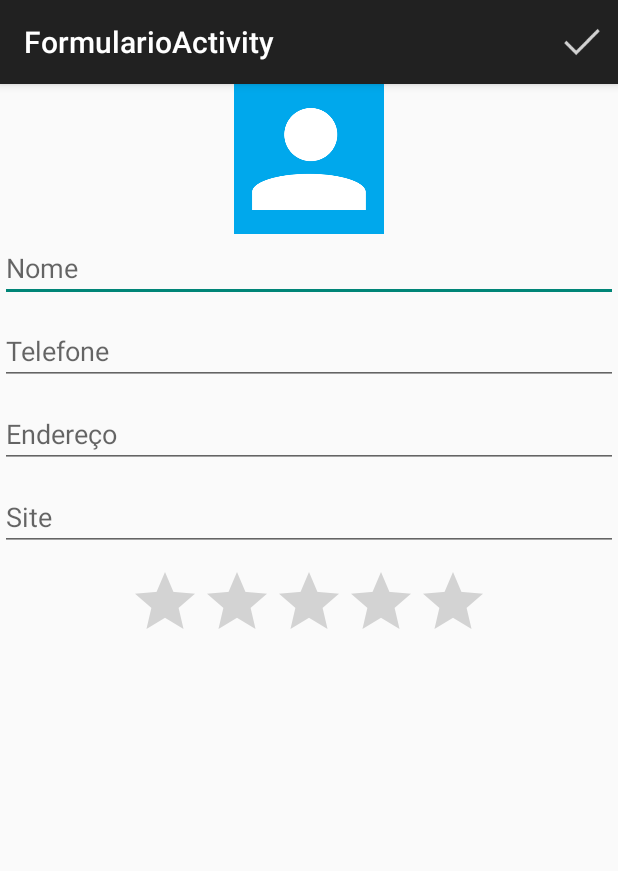
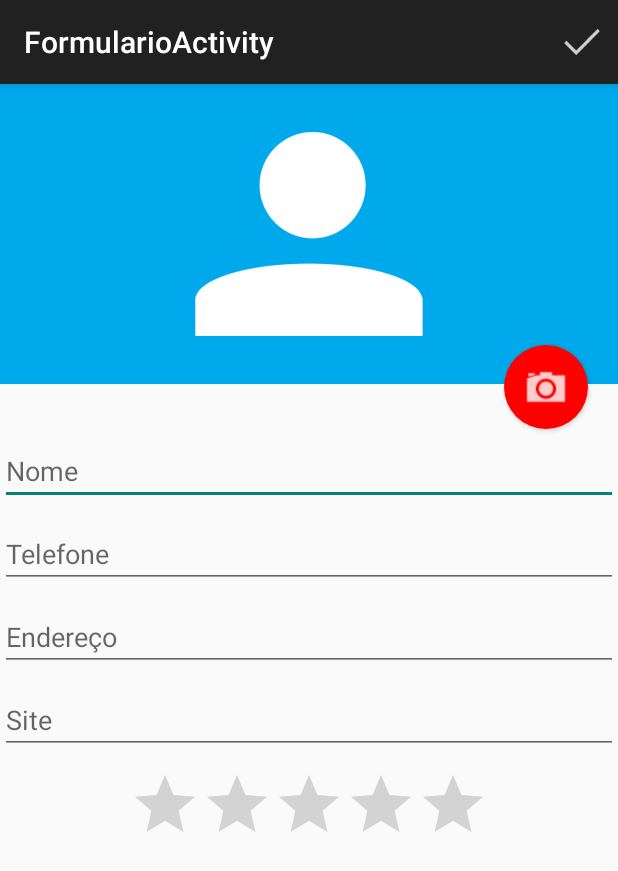
Before and after one commit to cristianospsp/fj57, an Android app: the FormularioActivity screen opened directly, with no data from a screen before it, on a phone screen of 412 x 824 dp. Shown: the top 871 px of the screen. Run offline under Robolectric (Android 15) with nearby library versions, the phone set to English and light mode, and no system bars.

Commit message:
implementado a parte de tirar foto com a camera do android, salvar a foto em um pasta dentro do projeto e o caminho da foto no banco de dados

```diff
--- a/Alunos/app/src/main/AndroidManifest.xml
+++ b/Alunos/app/src/main/AndroidManifest.xml
@@ -3,6 +3,7 @@
     package="br.com.caelum.alunos" >
 
     <uses-permission android:name="android.permission.CALL_PHONE" />
+    <uses-permission android:name="android.permission.WRITE_EXTERNAL_STORAGE" />
 
     <application
         android:allowBackup="true"
--- a/Alunos/app/src/main/java/br/com/caelum/alunos/FormularioActivityHelper.java
+++ b/Alunos/app/src/main/java/br/com/caelum/alunos/FormularioActivityHelper.java
@@ -1,6 +1,10 @@
 package br.com.caelum.alunos;
 
+import android.graphics.Bitmap;
+import android.graphics.BitmapFactory;
+import android.widget.Button;
 import android.widget.EditText;
+import android.widget.ImageView;
 import android.widget.RatingBar;
 
 import br.com.caelum.alunos.br.com.caelum.alunos.model.Aluno;
@@ -17,12 +21,19 @@ public class FormularioActivityHelper {
     private RatingBar nota;
     private Aluno aluno;
 
+    private ImageView foto;
+    private Button fotoButtonn;
+
+
     public FormularioActivityHelper(FormularioActivity activity) {
         this.nome = (EditText)activity.findViewById(R.id.formulario_nome);
         this.telefone = (EditText)activity.findViewById(R.id.formulario_telefone);
         this.endereco = (EditText)activity.findViewById(R.id.formulario_endereco);
         this.site = (EditText)activity.findViewById(R.id.formulario_site);
         this.nota = (RatingBar)activity.findViewById(R.id.formulario_nota);
+
+        this.foto = (ImageView) activity.findViewById(R.id.formulario_foto);
+        this.fotoButtonn = (Button) activity.findViewById(R.id.formulario_foto_button);
 
         this.aluno = new Aluno();
     }
@@ -34,7 +45,7 @@ public class FormularioActivityHelper {
         this.aluno.setEndereco(this.endereco.getText().toString());
         this.aluno.setSite(this.site.getText().toString());
         this.aluno.setNota(Double.valueOf(this.nota.getRating()));
-
+        this.aluno.setCaminhoFoto((String)foto.getTag());
         return this.aluno;
     }
 
@@ -53,9 +64,22 @@ public class FormularioActivityHelper {
         this.site.setText(alunoSelecionado.getSite());
         this.nota.setRating(alunoSelecionado.getNota().floatValue());
 
+        if (alunoSelecionado.getCaminhoFoto() != null) {
+            carregaImagem(alunoSelecionado.getCaminhoFoto());
+        }
+
         this.aluno = alunoSelecionado;
     }
 
+    public Button getFotoButtonn() {
+        return fotoButtonn;
+    }
 
-
+    public void carregaImagem(String localArquivoFoto) {
+        Bitmap imagemFoto = BitmapFactory.decodeFile(localArquivoFoto);
+        Bitmap imagemFotoReduzida = Bitmap.createScaledBitmap(imagemFoto, imagemFoto.getWidth(), 300, true);
+        foto.setImageBitmap(imagemFotoReduzida);
+        foto.setTag(localArquivoFoto);
+        foto.setScaleType(ImageView.ScaleType.FIT_XY);
+    }
 }
--- /dev/null
+++ b/Alunos/app/src/main/res/drawable/formulario_foto_button.xml
@@ -0,0 +1,17 @@
+<?xml version="1.0" encoding="utf-8"?>
+<layer-list xmlns:android="http://schemas.android.com/apk/res/android">
+
+        <item>
+            <shape android:shape="oval">
+                <solid android:color="#FF0000" />
+                <padding android:bottom="10dp"
+                    android:left="10dp"
+                    android:right="10dp"
+                    android:top="10dp"/>
+            </shape>
+
+        </item>
+
+        <item android:drawable="@drawable/ic_camera"/>
+
+</layer-list>
--- a/Alunos/app/src/main/res/layout/activity_formulario.xml
+++ b/Alunos/app/src/main/res/layout/activity_formulario.xml
@@ -7,11 +7,35 @@
     android:layout_height="match_parent"
     android:orientation="vertical">
 
-        <ImageView
-            android:src="@drawable/person"
-            android:layout_width="100dp"
-            android:layout_height="100dp"
-            android:layout_gravity="center_horizontal"/>
+
+        <RelativeLayout
+            android:layout_width="wrap_content"
+            android:layout_height="235dp">
+
+            <ImageView
+                android:id="@+id/formulario_foto"
+                android:src="@drawable/person"
+                android:layout_width="match_parent"
+                android:layout_height="200dp"
+                android:background="#00A8EC"/>
+
+            <Button
+                android:id="@+id/formulario_foto_button"
+                android:layout_width="56dp"
+                android:layout_height="56dp"
+                android:layout_alignParentBottom="true"
+                android:layout_alignParentRight="true"
+                android:layout_marginBottom="5dp"
+                android:layout_marginRight="20dp"
+                android:background="@drawable/formulario_foto_button"
+                android:elevation="5dp"
+                android:gravity="center"
+                android:textColor="#FFFFFF"
+                android:textSize="20sp"
+                />
+
+            </RelativeLayout>
+
 
         <EditText
             android:id="@+id/formulario_nome"
```
Also changed, not shown: Alunos/app/src/main/java/br/com/caelum/alunos/FormularioActivity.java (+37 -0 lines), Alunos/app/src/main/java/br/com/caelum/alunos/br/com/caelum/alunos/dao/AlunoDAO.java (+8 -4 lines), Alunos/app/src/main/java/br/com/caelum/alunos/br/com/caelum/alunos/model/Aluno.java (+9 -0 lines), Alunos/app/src/main/res/drawable/ic_camera.png (added).
